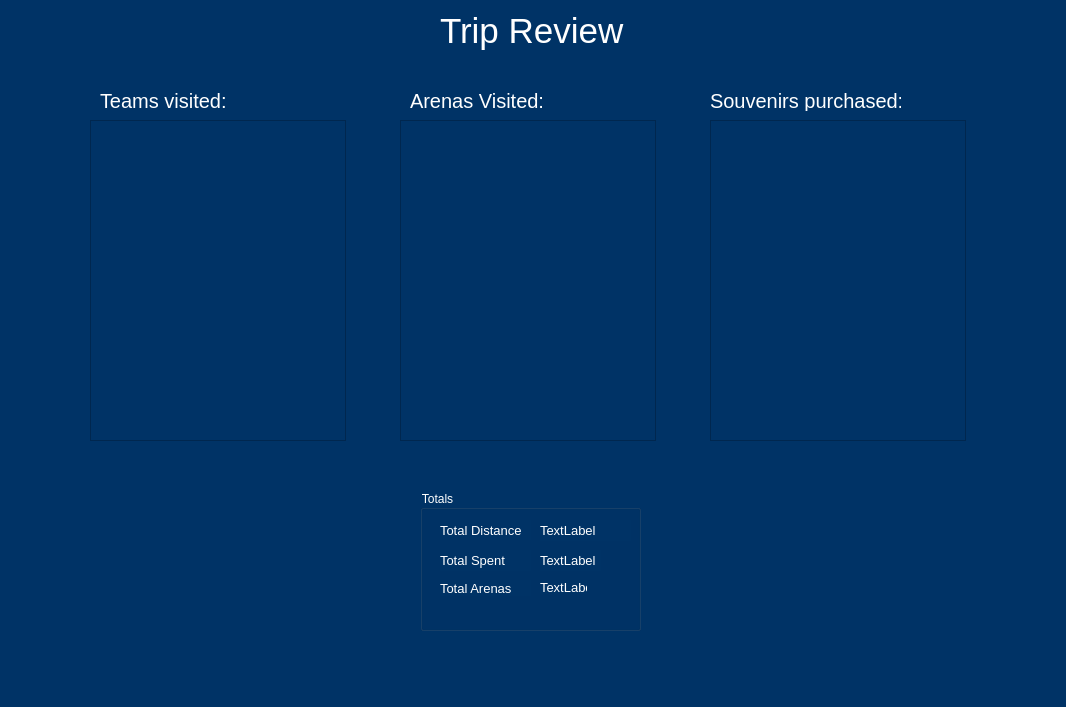
Above: NBA/trip.ui from pammypoor/ScrumGitSome before the change. Below: the same form after it.
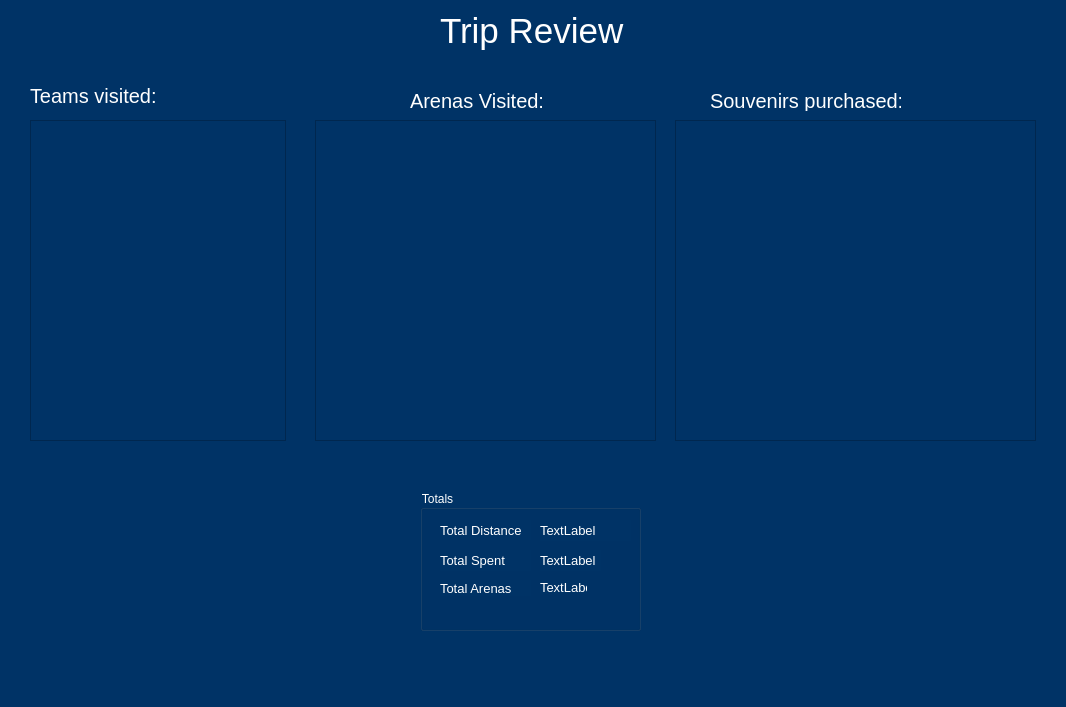
That is the form after the change. The open tabs and pages were chosen to show the change.

Commit message: trip souvenirs done

Diff of the .ui file:
```diff
--- a/NBA/trip.ui
+++ b/NBA/trip.ui
@@ -149,8 +149,8 @@
      <widget class="QLabel" name="label_4">
       <property name="geometry">
        <rect>
-        <x>90</x>
-        <y>85</y>
+        <x>20</x>
+        <y>80</y>
         <width>231</width>
         <height>31</height>
        </rect>
@@ -166,9 +166,9 @@
      <widget class="QTableWidget" name="arenaTable">
       <property name="geometry">
        <rect>
-        <x>390</x>
+        <x>305</x>
         <y>120</y>
-        <width>256</width>
+        <width>341</width>
         <height>321</height>
        </rect>
       </property>
@@ -193,9 +193,9 @@
      <widget class="QTableWidget" name="reviewSouvenirTable">
       <property name="geometry">
        <rect>
-        <x>700</x>
+        <x>665</x>
         <y>120</y>
-        <width>256</width>
+        <width>361</width>
         <height>321</height>
        </rect>
       </property>
@@ -220,7 +220,7 @@
      <widget class="QTableWidget" name="reviewTeamTable">
       <property name="geometry">
        <rect>
-        <x>80</x>
+        <x>20</x>
         <y>120</y>
         <width>256</width>
         <height>321</height>
```
Left out of the diff: 2 changed lines with no effect on the pictures. The commit also changes 24 other files.
